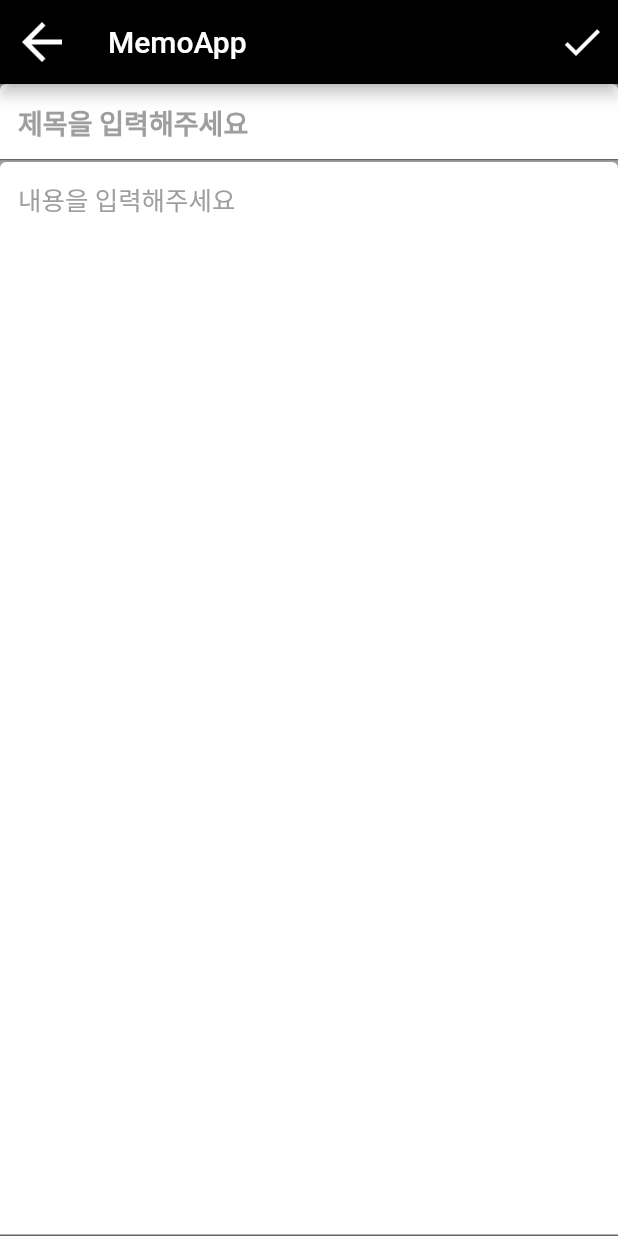
After one commit to ChoiAhHyun/MemoApplication_Flutter, a Flutter app: the EditPage screen opened directly, on a phone screen of 412 x 824 dp. The commit adds this screen. Run offline on Flutter 3.47's test engine with Material 2 defaults, Android fonts, the phone set to English and light mode, and no system bars.

Commit message:
Add edit_page Change icon files

```diff
--- /dev/null
+++ b/lib/edit_page.dart
@@ -0,0 +1,86 @@
+import 'package:flutter/material.dart';
+
+class EditPage extends StatelessWidget {
+  @override
+  Widget build(BuildContext context) {
+    return Scaffold(
+      appBar: AppBar(
+        title: Text('MemoApp'),
+        leading: IconButton(
+          icon: Image.asset('assets/baseline_arrow_back_white_24.png'),
+          onPressed: () {
+            Navigator.pop(context);
+          },
+        ),
+        actions: <Widget>[
+          IconButton(
+            icon: Image.asset('assets/baseline_done_white_24.png'),
+            onPressed: () {
+              Navigator.of(context).pop(true);
+            },
+          ),
+        ],
+      ),
+      backgroundColor: Colors.grey,
+      body: Container(
+        child: Column(
+          children: <Widget>[
+            _buildTitleInput(),
+            Expanded(
+              child:
+              _buildContentInput(),
+            ),
+          ],
+        ),
+      ),
+    );
+  }
+
+  Widget _buildTitleInput() {
+    return Container(
+      child: TextField(
+        //onChanged: (text) => _title = text,
+        maxLines: 1,
+        style: TextStyle(
+          fontWeight: FontWeight.bold,
+          color: Colors.black,
+          fontSize: 18,
+        ),
+        decoration: InputDecoration(
+          hintText: "제목을 입력해주세요",
+          hintStyle: TextStyle(
+            fontWeight: FontWeight.bold,
+            color: Colors.grey,
+            fontSize: 18,
+          ),
+          filled: true,
+          fillColor: Colors.white,
+        ),
+      ),
+    );
+  }
+
+  Widget _buildContentInput() {
+    return Container(
+      margin: EdgeInsets.only(top: 1),
+      child: TextField(
+        //onChanged: (text) => _content = text,
+        expands: true,
+        maxLines: null,
+        style: TextStyle(
+          color: Colors.black,
+          fontSize: 17,
+        ),
+        decoration: InputDecoration(
+          hintText: "내용을 입력해주세요",
+          hintStyle: TextStyle(
+            color: Colors.grey,
+            fontSize: 17,
+          ),
+          filled: true,
+          fillColor: Colors.white,
+        ),
+      ),
+    );
+  }
+}
--- a/lib/list_page.dart
+++ b/lib/list_page.dart
@@ -1,4 +1,5 @@
 import 'package:flutter/material.dart';
+import 'edit_page.dart';
 
 class ListPage extends StatefulWidget {
   @override
@@ -12,7 +13,14 @@ class _ListPageState extends State<ListPage> {
       appBar: AppBar(
         title: Text('MemoApp'),
         actions: <Widget>[
-          new IconButton(icon: Image.asset('assets/baseline_add_white_36.png'), onPressed: () => {} )
+          new IconButton(icon: Image.asset('assets/baseline_add_white_24.png'),
+              onPressed: () {
+                Navigator.push(
+                  context,
+                  MaterialPageRoute(builder: (context) => EditPage()),
+                );
+              },
+          ),
         ],
       ),
       backgroundColor: Colors.grey,
```
Also changed, not shown: assets/baseline_add_white_24.png (added), assets/baseline_add_white_36.png (deleted), assets/baseline_arrow_back_white_24.png (added), assets/baseline_delete_white_24.png, assets/baseline_done_white_24.png, assets/baseline_edit_white_24.png.
